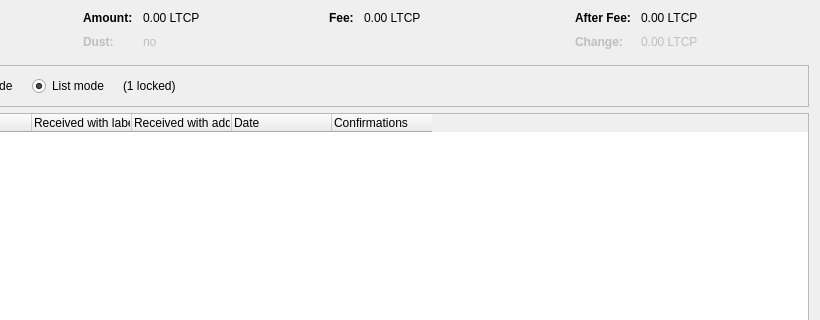
Above: src/qt/forms/coincontroldialog.ui from ScooterCoinWallet/wallet-pos before the change; both pictures show x 180 to 1000 and y 0 to 320 of the 1000 by 500 pixel window. Below: the same form after it.
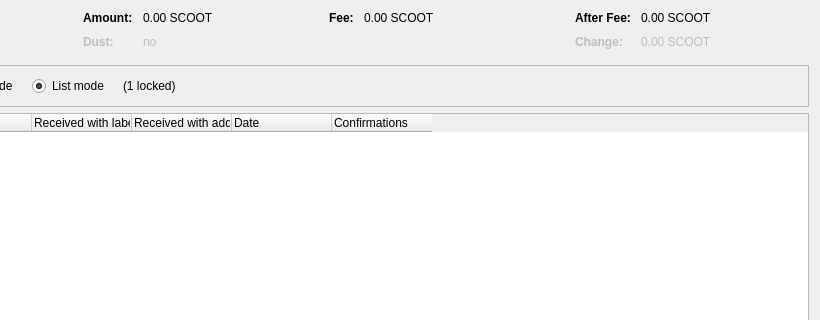
That is the form after the change. Custom widgets are drawn as their Qt base class.

```diff
--- a/src/qt/forms/coincontroldialog.ui
+++ b/src/qt/forms/coincontroldialog.ui
@@ -132,7 +132,7 @@
           <enum>Qt::ActionsContextMenu</enum>
          </property>
          <property name="text">
-          <string notr="true">0.00 LTCP</string>
+          <string notr="true">0.00 SCOOT</string>
          </property>
          <property name="textInteractionFlags">
           <set>Qt::LinksAccessibleByMouse|Qt::TextSelectableByKeyboard|Qt::TextSelectableByMouse</set>
@@ -212,7 +212,7 @@
           <enum>Qt::ActionsContextMenu</enum>
          </property>
          <property name="text">
-          <string notr="true">0.00 LTCP</string>
+          <string notr="true">0.00 SCOOT</string>
          </property>
          <property name="textInteractionFlags">
           <set>Qt::LinksAccessibleByMouse|Qt::TextSelectableByKeyboard|Qt::TextSelectableByMouse</set>
@@ -257,7 +257,7 @@
           <enum>Qt::ActionsContextMenu</enum>
          </property>
          <property name="text">
-          <string notr="true">0.00 LTCP</string>
+          <string notr="true">0.00 SCOOT</string>
          </property>
          <property name="textInteractionFlags">
           <set>Qt::LinksAccessibleByMouse|Qt::TextSelectableByKeyboard|Qt::TextSelectableByMouse</set>
@@ -292,7 +292,7 @@
           <enum>Qt::ActionsContextMenu</enum>
          </property>
          <property name="text">
-          <string notr="true">0.00 LTCP</string>
+          <string notr="true">0.00 SCOOT</string>
          </property>
          <property name="textInteractionFlags">
           <set>Qt::LinksAccessibleByMouse|Qt::TextSelectableByKeyboard|Qt::TextSelectableByMouse</set>
```
